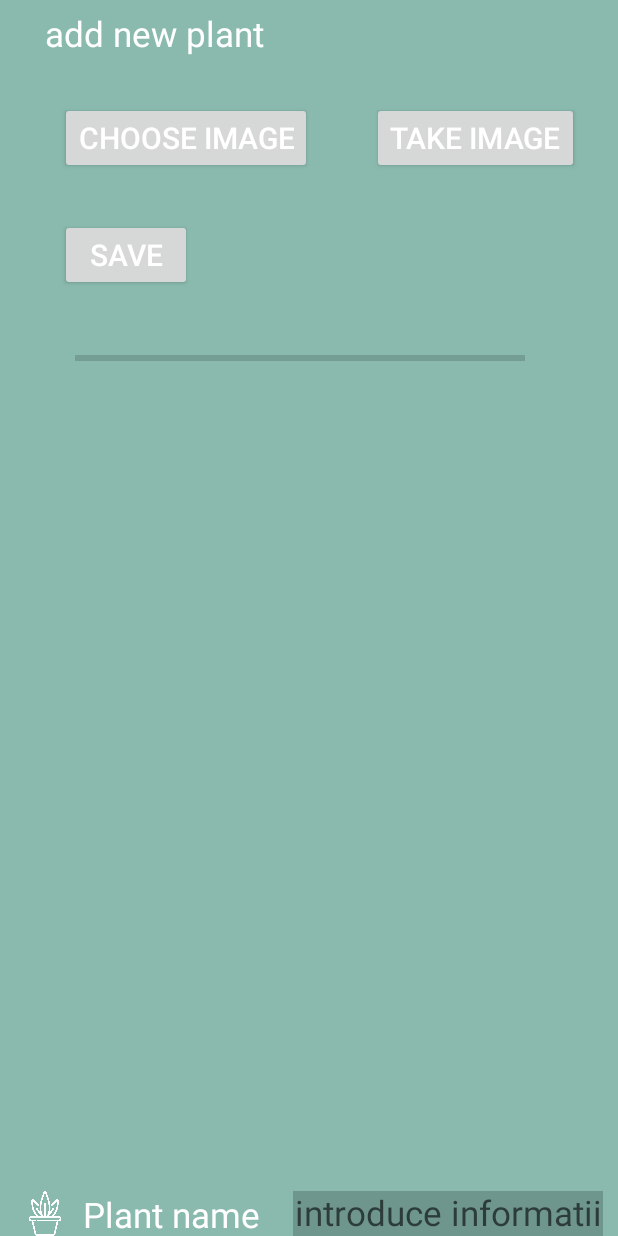
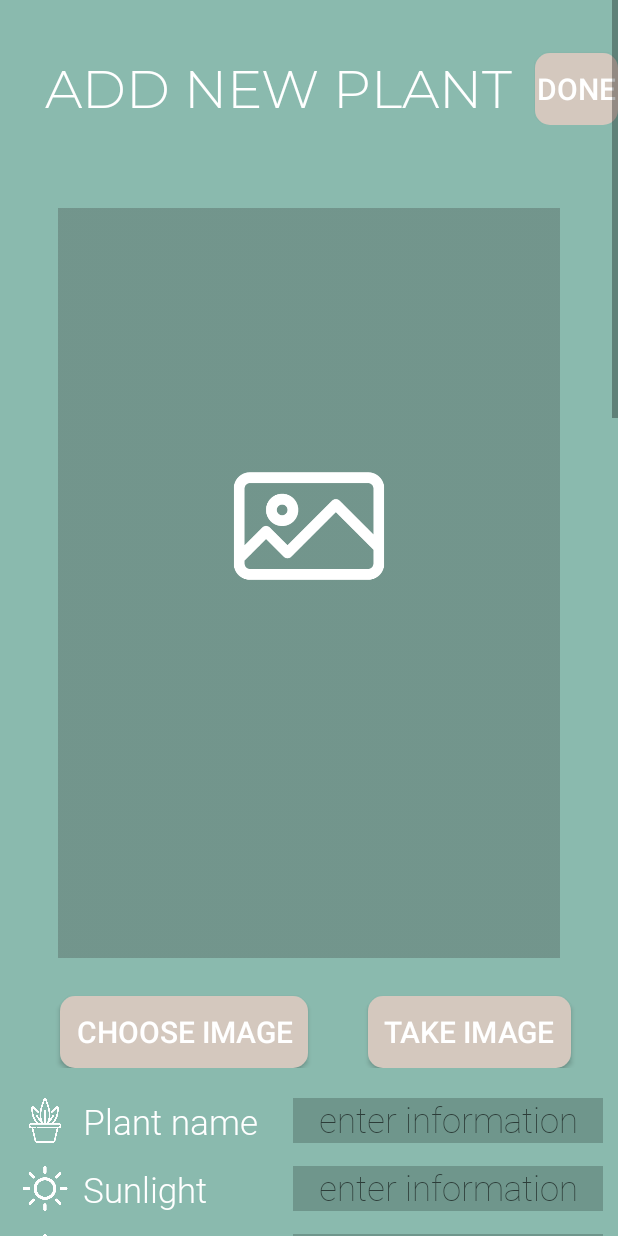
Before and after one commit to xellie4/PlantDiary, an Android app: the NewPlantActivity screen opened directly, with no data from a screen before it, on a phone screen of 412 x 824 dp. Run offline under Robolectric (Android 15) with nearby library versions, the phone set to English and light mode, and no system bars; our stand-ins replace Firebase (no records; nobody signed in at launch, a user with empty details on screens opened directly); libraries missing offline, so code that uses them is left out: io.grpc.

Commit message:
update addnewplant UI
modified the add new plant UI

```diff
--- a/app/src/main/java/chs/plantdiary/NewPlantActivity.java
+++ b/app/src/main/java/chs/plantdiary/NewPlantActivity.java
@@ -11,6 +11,8 @@ import android.Manifest;
 import android.content.ContentResolver;
 import android.content.Intent;
 import android.content.pm.PackageManager;
+import android.content.res.ColorStateList;
+import android.graphics.Color;
 import android.net.Uri;
 import android.os.Bundle;
 import android.os.Environment;
@@ -90,7 +92,11 @@ public class NewPlantActivity extends AppCompatActivity {
         editTextSoil = (EditText)findViewById(R.id.soilDataText);
 
         progressBar = (ProgressBar) findViewById(R.id.progressbar);
+        progressBar.setVisibility(View.INVISIBLE);
+        progressBar.setProgressTintList(ColorStateList.valueOf(Color.WHITE));
+
         imageView = (ImageView) findViewById(R.id.imageview);
+        imageView.setImageResource(R.drawable.loadimagefinal);
 
         mFirebaseAuth = FirebaseAuth.getInstance();
 
@@ -141,8 +147,7 @@ public class NewPlantActivity extends AppCompatActivity {
 
             File f = new File(currentPhotoPath);
             imageUri = Uri.fromFile(f);
-            //filePath = imageUri.getPath();
-            //filePath = data.getData();
+
             imageView.setImageURI(imageUri);
         }
 
@@ -245,6 +250,8 @@ public class NewPlantActivity extends AppCompatActivity {
         /* se genereaza titlul pozei care va fi urcat in baza de date*/
         StorageReference fileRef = mStorageRef.child(System.currentTimeMillis() + "plantdiary");
 
+        progressBar.setVisibility(View.VISIBLE);
+
         uploadTask = fileRef.putFile(imageUri)
                 .addOnSuccessListener(new OnSuccessListener<UploadTask.TaskSnapshot>() {
                     @Override
@@ -312,6 +319,8 @@ public class NewPlantActivity extends AppCompatActivity {
         editTextFertilizer.setText("");
         editTextSoil.setText("");
 
-        imageView.setImageDrawable(null);
+        imageView.setImageResource(R.drawable.loadimagefinal);
+
+        progressBar.setVisibility(View.INVISIBLE);
     }
 }
--- a/app/src/main/res/drawable/custom_button2.xml
+++ b/app/src/main/res/drawable/custom_button2.xml
@@ -1,17 +1,6 @@
 <?xml version="1.0" encoding="utf-8"?>
-<layer-list xmlns:android="http://schemas.android.com/apk/res/android">
-    <!-- Gray shadow. -->
-    <item android:left="3dp" android:top="5dp">
-        <shape>
-            <solid android:color="@color/darker_gray" />
-            <corners android:radius="15dp" />
-        </shape>
-    </item>
-    <!-- White foreground. -->
-    <item android:bottom="5dp" android:right="3dp">
-        <shape>
-            <solid android:color="@color/white" />
-            <corners android:radius="15dp" />
-        </shape>
-    </item>
-</layer-list>
+<shape xmlns:android="http://schemas.android.com/apk/res/android"
+    android:shape="rectangle" >
+    <solid android:color="#D4C8BE"/>
+    <corners android:radius="10dp"/>
+</shape>
--- a/app/src/main/res/layout/activity_main.xml
+++ b/app/src/main/res/layout/activity_main.xml
@@ -34,6 +34,7 @@
         android:ems="15"
         android:gravity="center"
         android:hint="Email Address"
+        android:fontFamily="@font/proximnovaaltlight"
         android:importantForAutofill="no"
         android:inputType="textPersonName" />
 
@@ -50,6 +51,7 @@
         android:drawableLeft="@drawable/ic_action_lock"
         android:ems="15"
         android:gravity="center"
+        android:fontFamily="@font/proximnovaaltlight"
         android:hint="password"
         android:inputType="textPassword" />
 
@@ -75,6 +77,7 @@
         android:layout_marginTop="57dp"
         android:background="@null"
         android:text="New user? Register now"
+        android:fontFamily="@font/robotomedium"
         android:textColor="@color/teal3" />
 
 </RelativeLayout>
--- a/app/src/main/res/layout/activity_newplant.xml
+++ b/app/src/main/res/layout/activity_newplant.xml
@@ -13,21 +13,65 @@
         android:orientation="vertical"
         android:visibility="visible" >
 
-        <TextView
-            android:id="@+id/titletext"
-            android:layout_width="wrap_content"
-            android:layout_height="wrap_content"
-            android:layout_marginTop="20dp"
-            android:text="add new plant"
-            android:layout_marginStart="30dp"
-            android:textColor="@color/white"
-            android:textSize="23dp"
-            />
+        <RelativeLayout
+            android:id="@+id/FirstRelativeLayout"
+            android:layout_width="match_parent"
+            android:layout_height="wrap_content" >
+
+            <TextView
+                android:id="@+id/newplanttitle"
+                android:layout_width="wrap_content"
+                android:layout_height="wrap_content"
+                android:layout_marginTop="35dp"
+                android:text="ADD NEW PLANT"
+                android:fontFamily="@font/montserratlight"
+                android:layout_marginStart="30dp"
+                android:textColor="@color/white"
+                android:textSize="35dp" />
+
+            <Button
+                android:id="@+id/savebutton"
+                android:layout_width="70dp"
+                android:layout_height="wrap_content"
+                android:layout_gravity="center"
+                android:layout_marginTop="35dp"
+                android:layout_marginStart="15dp"
+                android:layout_toEndOf="@+id/newplanttitle"
+                android:text="DONE"
+                android:background="@drawable/custom_button2"
+                android:textColor="@color/white"
+                android:textSize="20dp" />
+        </RelativeLayout>
 
         <RelativeLayout
-            android:id="@+id/buttonsFirstLayout"
-            android:layout_below="@+id/titletext"
-            android:layout_marginTop="20dp"
+            android:id="@+id/buttonsSecondLayout"
+            android:layout_below="@+id/soilLayout"
+            android:layout_marginTop="5dp"
+            android:layout_width="match_parent"
+            android:layout_height="wrap_content"
+            android:orientation="horizontal"
+            android:visibility="visible">
+
+            <ProgressBar
+                android:id="@+id/progressbar"
+                android:layout_width="300dp"
+                android:layout_height="30dp"
+                android:layout_centerHorizontal="true"
+                style="@style/Widget.AppCompat.ProgressBar.Horizontal"  />
+        </RelativeLayout>
+
+        <ImageView
+            android:id="@+id/imageview"
+            android:layout_width="match_parent"
+            android:layout_height="500dp"
+            android:layout_below="@+id/FirstRelativeLayout"
+            android:layout_gravity="center"
+            android:layout_marginTop="20dp" />
+
+        <RelativeLayout
+            android:id="@+id/ButtonsLayout"
+            android:layout_below="@+id/imageview"
+            android:layout_marginTop="15dp"
             android:layout_width="match_parent"
             android:layout_height="wrap_content"
             android:orientation="horizontal"
@@ -35,72 +79,32 @@
 
             <Button
                 android:id="@+id/chooseimagebutton"
-                android:layout_width="wrap_content"
+                android:layout_width="165dp"
                 android:layout_height="wrap_content"
                 android:layout_marginTop="10dp"
                 android:layout_marginStart="40dp"
                 android:text="Choose Image"
+                android:background="@drawable/custom_button2"
                 android:textColor="@color/white"
-                android:textSize="20dp"
-                />
+                android:textSize="20dp" />
 
             <Button
                 android:id="@+id/takepicture"
-                android:layout_width="wrap_content"
+                android:layout_width="135dp"
                 android:layout_height="wrap_content"
                 android:layout_marginTop="10dp"
                 android:layout_marginStart="40dp"
                 android:layout_toEndOf="@id/chooseimagebutton"
                 android:layout_gravity="center"
                 android:text="Take Image"
+                android:background="@drawable/custom_button2"
                 android:textColor="@color/white"
-                android:textSize="20dp"
-                />
+                android:textSize="20dp" />
         </RelativeLayout>
 
         <RelativeLayout
-            android:id="@+id/buttonsSecondLayout"
-            android:layout_below="@+id/buttonsFirstLayout"
-            android:layout_marginTop="20dp"
-            android:layout_width="match_parent"
-            android:layout_height="wrap_content"
-            android:orientation="horizontal"
-            android:visibility="visible">
-
-            <Button
-                android:id="@+id/savebutton"
-                android:layout_width="wrap_content"
-                android:layout_height="wrap_content"
-                android:layout_gravity="center"
-                android:layout_marginTop="10dp"
-                android:layout_marginStart="40dp"
-                android:text="Save"
-                android:textColor="@color/white"
-                android:textSize="20dp" />
-
-
-            <ProgressBar
-                android:id="@+id/progressbar"
-                android:layout_width="300dp"
-                android:layout_height="30dp"
-                android:layout_below="@+id/savebutton"
-                android:gravity="center"
-                android:layout_marginTop="30dp"
-                android:layout_marginStart="50dp"
-                style="@style/Widget.AppCompat.ProgressBar.Horizontal"  />
-        </RelativeLayout>
-
-        <ImageView
-            android:id="@+id/imageview"
-            android:layout_width="match_parent"
-            android:layout_height="500dp"
-            android:layout_below="@+id/buttonsSecondLayout"
-            android:layout_gravity="center"
-            android:layout_marginTop="20dp" />
-
-        <RelativeLayout
             android:id="@+id/nameLayout"
-            android:layout_below="@+id/imageview"
+            android:layout_below="@+id/ButtonsLayout"
             android:layout_marginTop="20dp"
             android:layout_width="match_parent"
             android:layout_height="30dp"
@@ -125,6 +129,7 @@
                 android:gravity="center_vertical"
                 android:textColor="@color/white"
                 android:text="Plant name"
+                android:fontFamily="@font/robotolight"
                 android:textSize="23dp" />
 
             <EditText
@@ -137,11 +142,11 @@
                 android:background="#32000000"
                 android:layout_toEndOf="@id/nameText"
                 android:gravity="center"
-                android:hint="introduce informatii"
+                android:hint="enter information"
                 android:importantForAutofill="no"
+                android:fontFamily="@font/robotothin"
                 android:textColor="@color/white"
                 android:textSize="23dp" />
-
         </RelativeLayout>
 
         <RelativeLayout
@@ -171,6 +176,7 @@
                 android:gravity="center_vertical"
                 android:textColor="@color/white"
                 android:text="Sunlight"
+                android:fontFamily="@font/robotolight"
                 android:textSize="23dp" />
 
             <EditText
@@ -183,11 +189,11 @@
                 android:background="#32000000"
                 android:layout_toEndOf="@id/sunText"
                 android:gravity="center"
-                android:hint="introduce informatii"
+                android:hint="enter information"
+                android:fontFamily="@font/robotothin"
                 android:importantForAutofill="no"
                 android:textColor="@color/white"
                 android:textSize="23dp" />
-
         </RelativeLayout>
 
         <RelativeLayout
@@ -216,6 +222,7 @@
                 android:layout_toEndOf="@id/waterImage"
                 android:gravity="center_vertical"
                 android:text="Water"
+                android:fontFamily="@font/robotolight"
                 android:textColor="@color/white"
                 android:textSize="23dp" />
 
@@ -229,10 +236,10 @@
                 android:layout_toEndOf="@id/waterText"
                 android:gravity="center"
                 android:background="#32000000"
-                android:hint="introduce informatii"
+                android:hint="enter information"
+                android:fontFamily="@font/robotothin"
                 android:textColor="@color/white"
                 android:textSize="23dp" />
-
         </RelativeLayout>
 
         <RelativeLayout
@@ -261,6 +268,7 @@
                 android:layout_toEndOf="@id/tempImage"
                 android:gravity="center_vertical"
                 android:text="Room temp"
+                android:fontFamily="@font/robotolight"
                 android:textColor="@color/white"
                 android:textSize="23dp" />
 
@@ -274,7 +282,8 @@
                 android:background="#32000000"
                 android:layout_toEndOf="@id/tempText"
                 android:gravity="center"
-                android:hint="introduce informatii"
+                android:hint="enter information"
+                android:fontFamily="@font/robotothin"
                 android:textColor="@color/white"
                 android:textSize="23dp" />
         </RelativeLayout>
@@ -305,6 +314,7 @@
                 android:layout_toEndOf="@id/fertilizerImage"
                 android:gravity="center_vertical"
                 android:text="Fertilizer"
+                android:fontFamily="@font/robotolight"
                 android:textColor="@color/white"
                 android:textSize="23dp" />
 
@@ -318,10 +328,10 @@
                 android:layout_toEndOf="@id/fertilizerText"
                 android:gravity="center"
                 android:background="#32000000"
-                android:hint="introduce informatii"
+                android:hint="enter information"
+                android:fontFamily="@font/robotothin"
                 android:textColor="@color/white"
                 android:textSize="23dp" />
-
         </RelativeLayout>
 
         <RelativeLayout
@@ -350,6 +360,7 @@
                 android:layout_toEndOf="@id/soilImage"
                 android:gravity="center_vertical"
                 android:text="Soil mixture"
+                android:fontFamily="@font/robotolight"
                 android:textColor="@color/white"
                 android:textSize="23dp" />
 
@@ -363,10 +374,11 @@
                 android:layout_toEndOf="@id/soilText"
                 android:gravity="center"
                 android:background="#32000000"
-                android:hint="introduce informatii"
+                android:hint="enter information"
+                android:fontFamily="@font/robotothin"
                 android:textColor="@color/white"
                 android:textSize="23dp" />
+        </RelativeLayout>
 
-        </RelativeLayout>
     </LinearLayout>
 </ScrollView>
--- a/app/src/main/res/layout/activity_register.xml
+++ b/app/src/main/res/layout/activity_register.xml
@@ -34,6 +34,7 @@
         android:ems="15"
         android:gravity="center"
         android:hint="Email Address"
+        android:fontFamily="@font/proximnovaaltlight"
         android:importantForAutofill="no"
         android:inputType="textPersonName" />
 
@@ -50,6 +51,7 @@
         android:drawableLeft="@drawable/ic_action_lock"
         android:ems="15"
         android:gravity="center"
+        android:fontFamily="@font/proximnovaaltlight"
         android:hint="password"
         android:inputType="textPassword" />
 
@@ -75,6 +77,7 @@
         android:layout_centerHorizontal="true"
         android:layout_marginTop="57dp"
         android:background="@null"
+        android:fontFamily="@font/robotomedium"
         android:text="Already an user? Log in now"
         android:textColor="@color/teal3" />
 
```
Also changed, not shown: app/src/main/res/drawable/donebutton.png (added), app/src/main/res/drawable/donebuttonbg.png (added), app/src/main/res/drawable/loadimage.png (added), app/src/main/res/drawable/loadimageaux.png (added), app/src/main/res/drawable/loadimageauxx.png (added), app/src/main/res/drawable/loadimagefinal.png (added).
